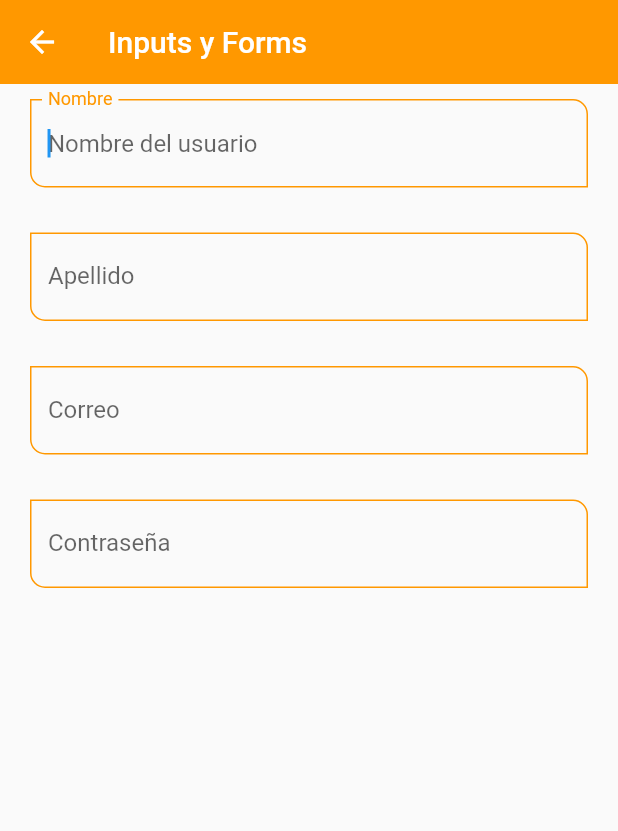
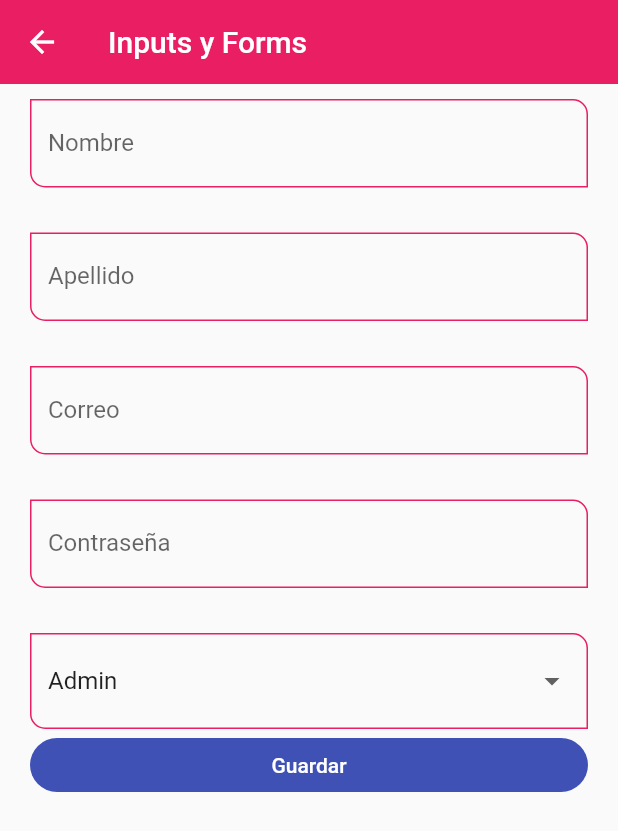
Before and after one commit to slopezalvas/fl_components, a Flutter app: the InputsScreen screen opened by its route, on a phone screen of 412 x 824 dp. Shown: the top 831 px of the screen. Run offline on Flutter 3.47's test engine with Material 2 defaults, Android fonts, the phone set to English and light mode, and no system bars.

Commit message:
final commit

```diff
--- a/lib/router/app_routes.dart
+++ b/lib/router/app_routes.dart
@@ -16,7 +16,8 @@ class AppRoutes {
     MenuOption(route: 'avatar', name: 'Circle Avatar', screen: const AvatarScreen(), icon: Icons.supervised_user_circle_outlined),
     MenuOption(route: 'animated', name: 'Animated Container', screen: const AnimatedScreen(), icon: Icons.play_circle_outline),
     MenuOption(route: 'inputos', name: 'Text Inputs', screen: const InputsScreen(), icon: Icons.input),
-
+    MenuOption(route: 'slider', name: 'Slider && Checks', screen: const SliderScreen(), icon: Icons.slow_motion_video_rounded),
+    MenuOption(route: 'listviewbuilder', name: 'InfiniteScrol & Pull to refresh', screen: const ListViewBuilderScreen(), icon: Icons.build_circle_outlined ),
   ];
 
   static Map<String, Widget Function(BuildContext)> getAppRoutes () {
--- a/lib/screens/inputs_screen.dart
+++ b/lib/screens/inputs_screen.dart
@@ -1,6 +1,5 @@
+import 'package:fl_components/widgets/widgets.dart';
 import 'package:flutter/material.dart';
-
-import '../widgets/widgets.dart';
 
 class InputsScreen extends StatelessWidget {
 
@@ -8,29 +7,80 @@ class InputsScreen extends StatelessWidget {
 
   @override
   Widget build(BuildContext context) {
+
+    final GlobalKey<FormState> myFormKey = GlobalKey<FormState>();
+
+    final Map<String, String> formValues = {
+      'first_name': 'Fernando',
+      'last_name' : 'Herrera',
+      'email'     : 'fernando@google.com',
+      'password'  : '123456',
+      'role'      : 'Admin'
+    };
+
     return Scaffold(
       appBar: AppBar(
-        title:const Text('Inputs y Forms'),
+        title: const Text('Inputs y Forms'),
       ),
-      body:SingleChildScrollView(
+      body: SingleChildScrollView(
         child: Padding(
-          padding: const EdgeInsets.symmetric(horizontal: 20,  vertical: 10),
-          child: Column(
-            children: const [
+          padding: const EdgeInsets.symmetric( horizontal: 20, vertical: 10 ),
+          child: Form(
+            key: myFormKey,
+            child: Column(
+              children: [
 
-              CustomInputField(labelText: 'Nombre', hintText: 'Nombre del usuario', ),
-              SizedBox(height: 30,),
+                 CustomInputField( labelText: 'Nombre', hintText: 'Nombre del usuario', formProperty: 'first_name', formValues: formValues ),
+                 const SizedBox( height: 30 ),
 
-              CustomInputField(labelText: 'Apellido', hintText: 'Apellido del usuario',),
-              SizedBox(height: 30,),
+                 CustomInputField( labelText: 'Apellido', hintText: 'Apellido del usuario', formProperty: 'last_name', formValues: formValues ),
+                 const SizedBox( height: 30 ),
 
-              CustomInputField(labelText: 'Correo', hintText: 'Correo del usuario',keyboardType: TextInputType.emailAddress,),
-              SizedBox(height: 30,),
+                 CustomInputField( labelText: 'Correo', hintText: 'Correo del usuario', keyboardType: TextInputType.emailAddress, formProperty: 'email', formValues: formValues ),
+                 const SizedBox( height: 30 ),
 
-              CustomInputField(labelText: 'Contraseña', hintText: 'Contraseña del usuario', obscureText: true,),
-              SizedBox(height: 30,)
-            ]
-          ),
+                 CustomInputField( labelText: 'Contraseña', hintText: 'Contraseña del usuario', obscureText: true, formProperty: 'password', formValues: formValues ),
+                 const SizedBox( height: 30 ),
+
+
+                DropdownButtonFormField<String>(
+                  value: 'Admin',
+                  items: const[
+                    DropdownMenuItem( value: 'Admin', child: Text('Admin')),
+                    DropdownMenuItem( value: 'Superuser', child: Text('Superuser')),
+                    DropdownMenuItem( value: 'Developer', child: Text('Developer')),
+                    DropdownMenuItem( value: 'Jr. Developer', child: Text('Jr. Developer')),
+                  ],
+                  onChanged: ( value ) {
+                    print(value);
+                    formValues['role'] = value ?? 'Admin';
+                  }
+                ),
+
+
+
+                 ElevatedButton(
+                   child: const SizedBox(
+                     width: double.infinity,
+                     child: Center(child: const Text('Guardar'))
+                    ),
+                   onPressed: () {
+
+                      FocusScope.of(context).requestFocus( FocusNode() );
+
+                      if ( !myFormKey.currentState!.validate() ) {
+                        print('Formulario no válido');
+                        return;
+                      }
+
+                      //* imprimir valores del formulario
+                      print(formValues);
+                   },
+                  )
+
+              ],
+            ),
+          )
         ),
       )
     );
--- a/lib/theme/app_theme.dart
+++ b/lib/theme/app_theme.dart
@@ -1,58 +1,82 @@
 import 'package:flutter/material.dart';
 
 class AppTheme {
-  static const Color primary = Colors.orange;
+
+  static const Color primary = Colors.pink;
 
   static final ThemeData lightTheme = ThemeData.light().copyWith(
-      //Color primario
-      primaryColor: Colors.deepPurple,
 
-      //AppBar Theme
-      appBarTheme: const AppBarTheme(color: primary, elevation: 0),
+    // Color primario
+    primaryColor: Colors.indigo,
 
-      //TextButton Theme
+    // AppBar Theme
+    appBarTheme: const AppBarTheme(
+      color: primary,
+      elevation: 0
+    ),
+
+    // TextButton Theme
     textButtonTheme: TextButtonThemeData(
-          style: TextButton.styleFrom(foregroundColor: primary)),
+      style: TextButton.styleFrom( primary: primary )
+    ),
 
-      //FloatingActionButtons
+    // FloatingActionButtons
     floatingActionButtonTheme: const FloatingActionButtonThemeData(
-          backgroundColor: primary, elevation: 5),
+      backgroundColor: primary,
+      elevation: 5
+    ),
 
-      //ElevatedButtons
+    // ElevatedButtons
     elevatedButtonTheme: ElevatedButtonThemeData(
       style: ElevatedButton.styleFrom(
-            backgroundColor: Colors.orange,
+        primary: Colors.indigo,
         shape: const StadiumBorder(),
-            elevation: 0),
+        elevation: 0
       ),
+    ),
+
     inputDecorationTheme: const InputDecorationTheme(
-        floatingLabelStyle: TextStyle(color: primary),
+      floatingLabelStyle: TextStyle( color: primary ),
       enabledBorder: OutlineInputBorder(
-            borderSide: BorderSide(color: primary),
-            borderRadius: BorderRadius.only(
-                bottomLeft: Radius.circular(10),
-                topRight: Radius.circular(10))),
+        borderSide: BorderSide( color: primary ),
+        borderRadius: BorderRadius.only( bottomLeft: Radius.circular(10), topRight: Radius.circular(10) )
+      ),
+
       focusedBorder: OutlineInputBorder(
-            borderSide: BorderSide(color: primary),
-            borderRadius: BorderRadius.only(
-                bottomLeft: Radius.circular(10),
-                topRight: Radius.circular(10))),
+        borderSide: BorderSide( color: primary ),
+        borderRadius: BorderRadius.only( bottomLeft: Radius.circular(10), topRight: Radius.circular(10) )
+      ),
+
       border: OutlineInputBorder(
-            borderRadius: BorderRadius.only(
-                bottomLeft: Radius.circular(10),
-                topRight: Radius.circular(10))),
-      ));
+        borderRadius: BorderRadius.only( bottomLeft: Radius.circular(10), topRight: Radius.circular(10) )
+      ),
+
+    )
+
+
+
+  );
+
+
+
+
+
 
   static final ThemeData darkTheme = ThemeData.dark().copyWith(
-    //Color primario
-    primaryColor: Colors.deepPurple,
 
-    //AppBar Theme
-    appBarTheme: const AppBarTheme(color: primary, elevation: 0),
+    // Color primario
+    primaryColor: Colors.indigo,
 
-    textButtonTheme:
-        TextButtonThemeData(style: TextButton.styleFrom(primary: primary)),
+    // AppBar Theme
+    appBarTheme: const AppBarTheme(
+      color: primary,
+      elevation: 0
+    ),
 
-    scaffoldBackgroundColor: Colors.black,
+    scaffoldBackgroundColor: Colors.black
+
   );
+
+
+
 }
--- a/lib/widgets/custom_input_field.dart
+++ b/lib/widgets/custom_input_field.dart
@@ -1,6 +1,7 @@
 import 'package:flutter/material.dart';
 
 class CustomInputField extends StatelessWidget {
+
   final String? hintText;
   final String? labelText;
   final String? helperText;
@@ -8,6 +9,10 @@ class CustomInputField extends StatelessWidget {
   final IconData? suffixIcon;
   final TextInputType? keyboardType;
   final bool obscureText;
+
+  final String formProperty;
+  final Map<String, String> formValues;
+
 
   const CustomInputField({
     Key? key,
@@ -18,31 +23,33 @@ class CustomInputField extends StatelessWidget {
     this.suffixIcon,
     this.keyboardType,
     this.obscureText = false,
+    required this.formProperty,
+    required this.formValues,
   }) : super(key: key);
 
   @override
   Widget build(BuildContext context) {
+
     return TextFormField(
-      autofocus: true,
+      autofocus: false,
       initialValue: '',
       textCapitalization: TextCapitalization.words,
       keyboardType: keyboardType,
       obscureText: obscureText,
-      onChanged: (value) {
-        print('value:  $value');
-      },
+      onChanged: ( value ) => formValues[formProperty] = value,
       validator: (value) {
-        if (value == null) return 'Este campo es requerido';
-        return value.length < 3 ? 'Minimo de 3 letras' : null;
+        if ( value == null ) return 'Este campo es requerido';
+        return value.length < 3 ? 'Mínimo de 3 letras' : null;
       },
       autovalidateMode: AutovalidateMode.onUserInteraction,
       decoration: InputDecoration(
         hintText: hintText,
         labelText: labelText,
         helperText: helperText,
-        suffixIcon: suffixIcon == null ? null : Icon(suffixIcon),
-        icon: icon == null ? null : Icon(icon),
-      ),
+        // prefixIcon: Icon( Icons.verified_user_outlined ),
+        suffixIcon: suffixIcon == null ? null : Icon( suffixIcon ),
+        icon: icon == null ? null : Icon( icon ),
+      )
     );
   }
 }
```
Also changed, not shown: lib/screens/listview_builder_screen.dart (added, +142 -0 lines), lib/screens/screens.dart (+4 -5 lines), lib/screens/slider_screen.dart (added, +83 -0 lines). Lines whose indentation alone changed are shown as unchanged.
